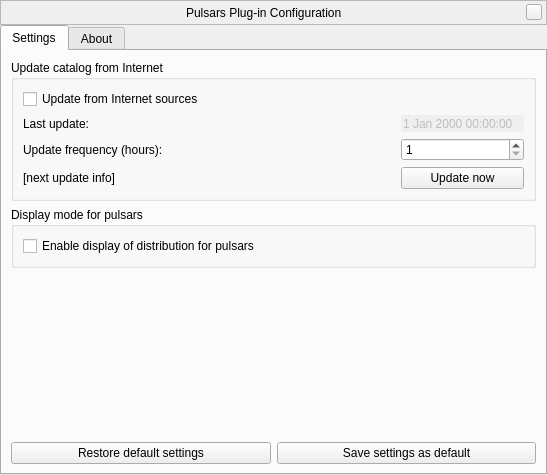
The window that plugins/Pulsars/src/gui/pulsarsDialog.ui (519984307/stellarium_src) describes before a commit, drawn with Qt 5.
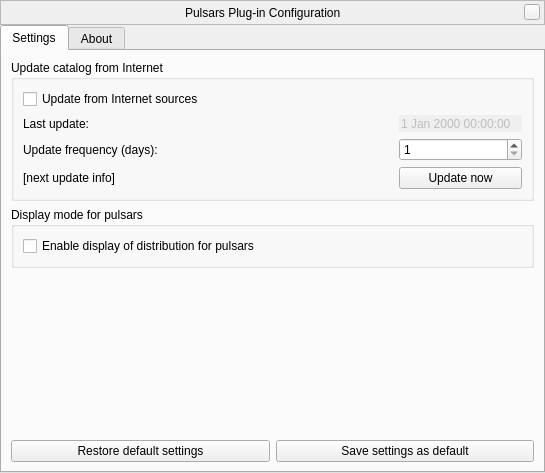
The same window after the commit. Custom widgets are drawn as their Qt base class.

The edit to the form file:
```diff
--- a/plugins/Pulsars/src/gui/pulsarsDialog.ui
+++ b/plugins/Pulsars/src/gui/pulsarsDialog.ui
@@ -6,8 +6,8 @@
    <rect>
     <x>0</x>
     <y>0</y>
-    <width>547</width>
-    <height>475</height>
+    <width>545</width>
+    <height>473</height>
    </rect>
   </property>
   <property name="windowTitle">
@@ -180,7 +180,7 @@
             <item row="1" column="0">
              <widget class="QLabel" name="updateFrequencyLabel">
               <property name="text">
-               <string>Update frequency (hours):</string>
+               <string>Update frequency (days):</string>
               </property>
              </widget>
             </item>
```
